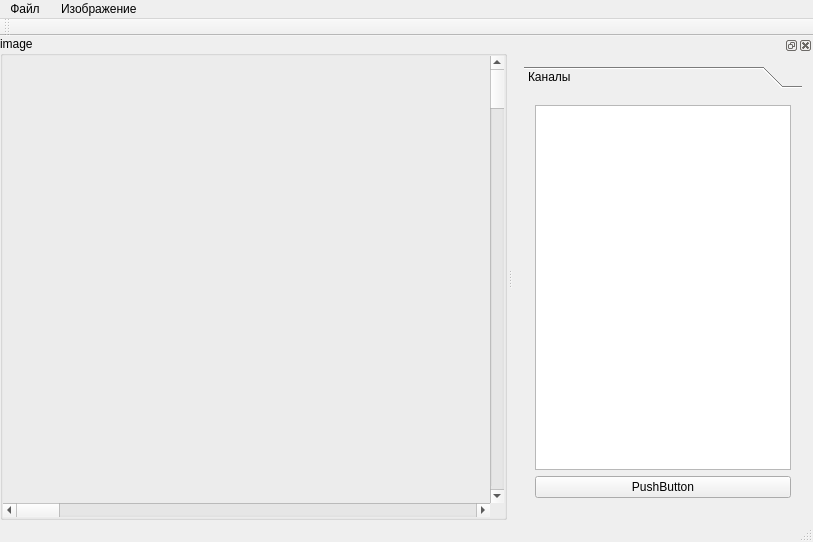
The window that mainwindow.ui (meikuam/img_proc) describes before a commit, drawn with Qt 5.
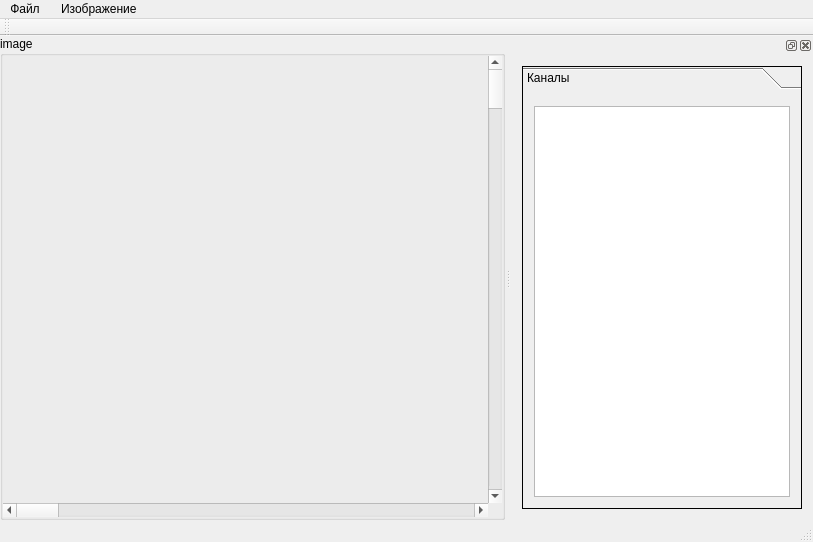
The same window after the commit. Custom widgets are drawn as their Qt base class.

Patch:
```diff
--- a/mainwindow.ui
+++ b/mainwindow.ui
@@ -185,6 +185,12 @@
     <layout class="QGridLayout" name="gridLayout_2">
      <item row="0" column="0">
       <widget class="QToolBox" name="toolBox">
+       <property name="frameShape">
+        <enum>QFrame::Box</enum>
+       </property>
+       <property name="frameShadow">
+        <enum>QFrame::Plain</enum>
+       </property>
        <property name="currentIndex">
         <number>0</number>
        </property>
@@ -194,20 +200,13 @@
           <x>0</x>
           <y>0</y>
           <width>274</width>
-          <height>422</height>
+          <height>420</height>
          </rect>
         </property>
         <attribute name="label">
          <string>Каналы</string>
         </attribute>
         <layout class="QGridLayout" name="gridLayout_3">
-         <item row="1" column="0">
-          <widget class="QPushButton" name="pushButton">
-           <property name="text">
-            <string>PushButton</string>
-           </property>
-          </widget>
-         </item>
          <item row="0" column="0">
           <widget class="QListWidget" name="listWidget"/>
          </item>
```
Left out of the diff: 16 changed lines with no effect on the pictures.
